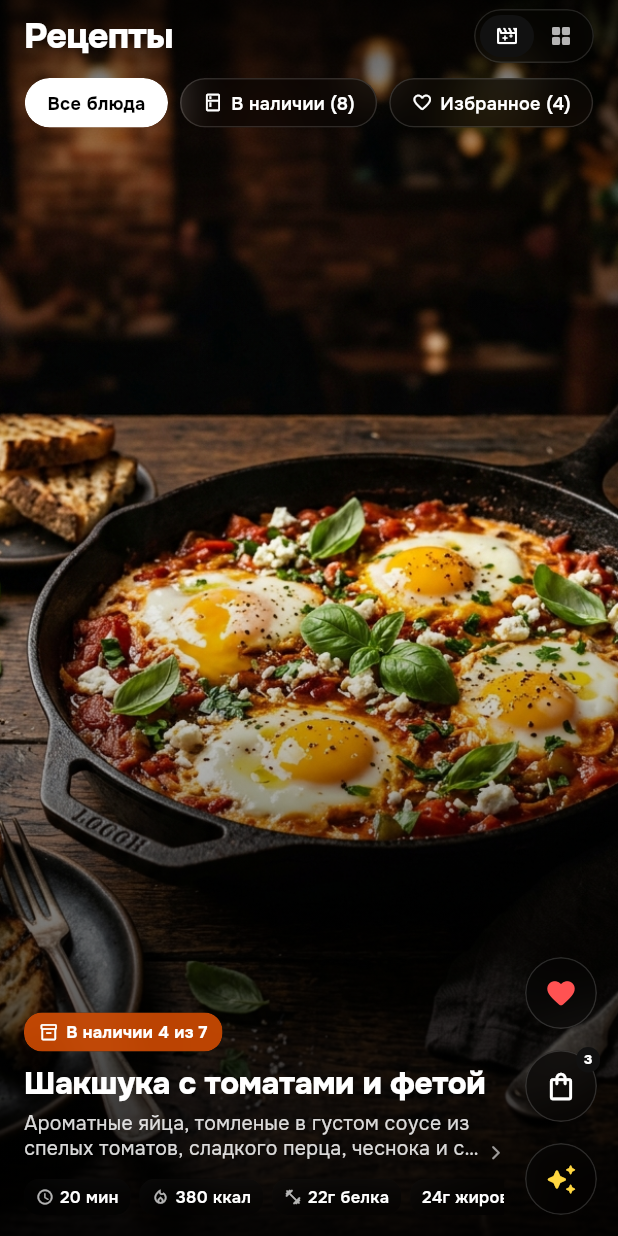
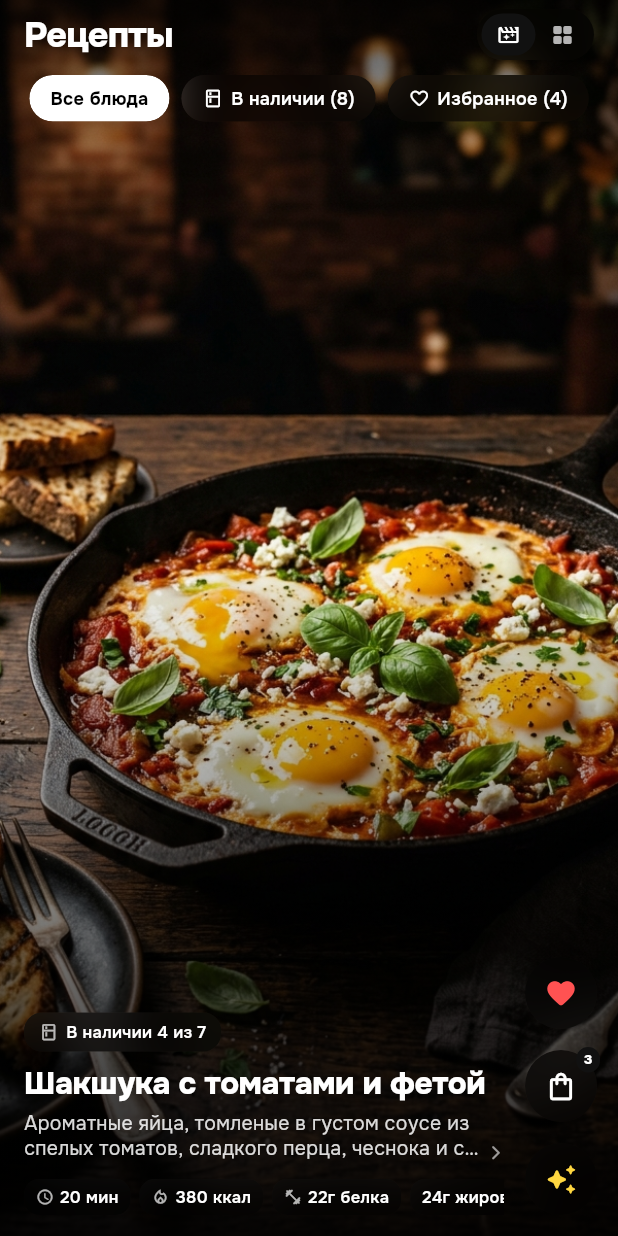
Before and after one commit to degtyarikup-ui/sprout-food-app, a Flutter app: the RecipesScreen screen opened directly, on a phone screen of 412 x 824 dp. Run offline on Flutter 3.47's test engine with Material 3 defaults, Android fonts, the phone set to English and light mode, and no system bars; our stand-ins replace flutter_riverpod, google_fonts, image_picker, shared_preferences; accounts and stored records are empty; network calls fail.

Commit message:
feat: 4 bottom tabs, dynamic black navbar on Reels, zero borders design system rule, subtle match badge

```diff
--- a/lib/features/recipes/screens/recipe_reels_view.dart
+++ b/lib/features/recipes/screens/recipe_reels_view.dart
@@ -491,16 +491,17 @@
     final isFull = scored.matchPercentage >= 99;
     final hasSome = scored.availableIngredients > 0;
 
+    // Subtle frosted background without bright saturated accent
     final Color badgeBg = isFull
-        ? const Color(0xFF2E7D32).withValues(alpha: 0.8)
+        ? Colors.white.withValues(alpha: 0.18)
         : hasSome
-            ? const Color(0xFFE65100).withValues(alpha: 0.8)
-            : Colors.white.withValues(alpha: 0.15);
+            ? Colors.black.withValues(alpha: 0.38)
+            : Colors.black.withValues(alpha: 0.28);
 
     final IconData icon = isFull
         ? Icons.check_circle_outline_rounded
         : hasSome
-            ? Icons.inventory_2_outlined
+            ? Icons.kitchen_outlined
             : Icons.restaurant_outlined;
 
     final String text = isFull
@@ -512,24 +513,25 @@
     return ClipRRect(
       borderRadius: BorderRadius.circular(12),
       child: BackdropFilter(
-        filter: ImageFilter.blur(sigmaX: 16, sigmaY: 16),
+        filter: ImageFilter.blur(sigmaX: 18, sigmaY: 18),
         child: Container(
           padding: const EdgeInsets.symmetric(horizontal: 10, vertical: 5),
           decoration: BoxDecoration(
             color: badgeBg,
             borderRadius: BorderRadius.circular(12),
+            // Zero borders as per design system rule
           ),
           child: Row(
             mainAxisSize: MainAxisSize.min,
             children: [
-              Icon(icon, size: 13, color: Colors.white),
+              Icon(icon, size: 13, color: Colors.white70),
               const SizedBox(width: 5),
               Text(
                 text,
                 style: const TextStyle(
                   color: Colors.white,
                   fontSize: 11,
-                  fontWeight: FontWeight.w700,
+                  fontWeight: FontWeight.w600,
                 ),
               ),
             ],
@@ -549,6 +551,7 @@
           decoration: BoxDecoration(
             color: Colors.black.withValues(alpha: 0.38),
             borderRadius: BorderRadius.circular(10),
+            // Zero borders
           ),
           child: Row(
             mainAxisSize: MainAxisSize.min,
@@ -593,10 +596,7 @@
                 decoration: BoxDecoration(
                   color: Colors.black.withValues(alpha: 0.38),
                   shape: BoxShape.circle,
-                  border: Border.all(
-                    color: Colors.white.withValues(alpha: 0.15),
-                    width: 1,
-                  ),
+                  // Zero borders as per design system rule
                 ),
                 child: Icon(icon, color: iconColor, size: 22),
               ),
--- a/lib/features/recipes/screens/recipes_screen.dart
+++ b/lib/features/recipes/screens/recipes_screen.dart
@@ -73,9 +73,7 @@
                                   decoration: BoxDecoration(
                                     color: Colors.black.withValues(alpha: 0.35),
                                     borderRadius: BorderRadius.circular(18),
-                                    border: Border.all(
-                                      color: Colors.white.withValues(alpha: 0.12),
-                                    ),
+                                    // Zero borders as per design system rule
                                   ),
                                   child: Row(
                                     mainAxisSize: MainAxisSize.min,
@@ -251,9 +249,7 @@
                               decoration: BoxDecoration(
                                 color: isSelected ? AppColors.primary : AppColors.surface,
                                 borderRadius: BorderRadius.circular(16),
-                                border: Border.all(
-                                  color: isSelected ? AppColors.primary : AppColors.cardBorder,
-                                ),
+                                // Zero borders as per design system rule
                               ),
                               alignment: Alignment.center,
                               child: Text(
@@ -349,11 +345,7 @@
                   ? Colors.white
                   : Colors.black.withValues(alpha: 0.35),
               borderRadius: BorderRadius.circular(20),
-              border: Border.all(
-                color: isSelected
-                    ? Colors.white
-                    : Colors.white.withValues(alpha: 0.14),
-              ),
+              // Zero borders as per design system rule
             ),
             child: Row(
               mainAxisSize: MainAxisSize.min,
@@ -396,9 +388,7 @@
         decoration: BoxDecoration(
           color: isSelected ? AppColors.textPrimary : AppColors.surface,
           borderRadius: BorderRadius.circular(20),
-          border: Border.all(
-            color: isSelected ? AppColors.textPrimary : AppColors.cardBorder,
-          ),
+          // Zero borders as per design system rule
         ),
         child: Row(
           mainAxisSize: MainAxisSize.min,
```
Also changed, not shown: lib/features/navigation/main_scaffold.dart (+40 -58 lines).
